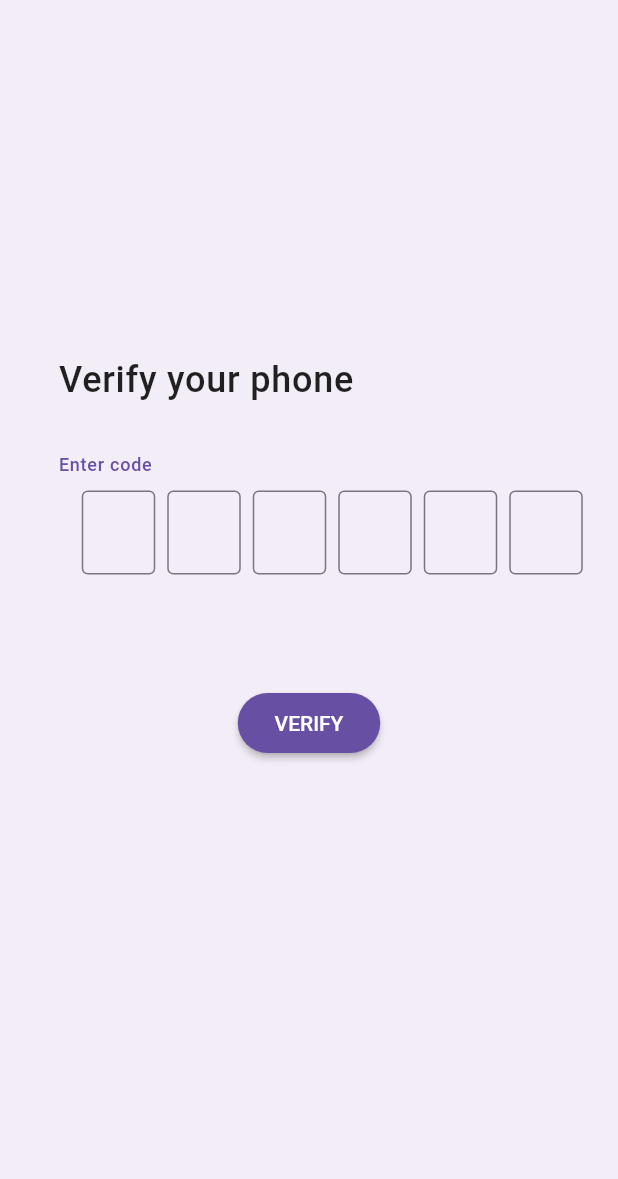
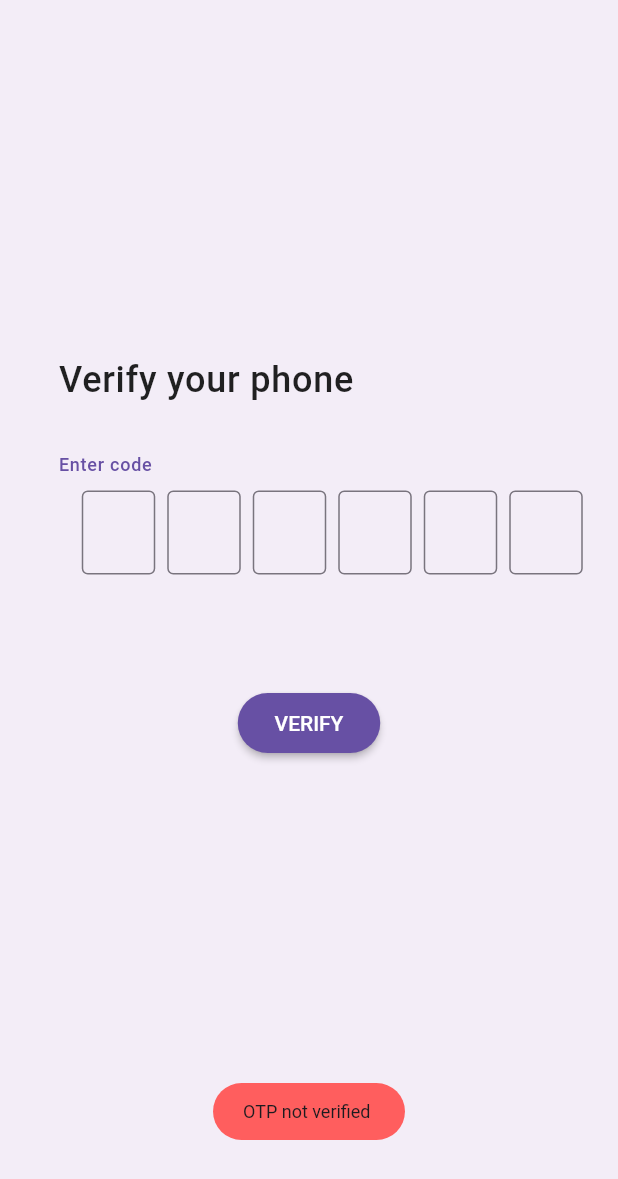
Before and after one commit to dada4747/crud_flutter_note_app, a Flutter app: the PhoneVerification screen opened directly with empty values, after a tap on "VERIFY", on a phone screen of 412 x 824 dp. Shown: the top 1179 px of the screen. Run offline on Flutter 3.47's test engine with Material 2 defaults, Android fonts, the phone set to English and light mode, and no system bars; drawn by our look-alikes of flutter_otp_text_field; our stand-ins replace cloud_firestore, firebase_auth, firebase_core, firebase_storage, flutter_slidable, fluttertoast and 2 more; accounts and stored records are empty; network calls fail; Roboto replaces fonts that are missing (Robot).

```diff
--- a/lib/view/home_page.dart
+++ b/lib/view/home_page.dart
@@ -144,6 +144,7 @@ class _HomePageState extends State<HomePage> {
                     borderRadius: BorderRadius.circular(16)),
                 color: AppColors.addBottonColor,
                 onPressed: () {
+                  FirebaseAuth.instance.signOut();
                   showModalBottomSheet(
                       context: context,
                       enableDrag: true,
--- a/lib/view/phone_verification.dart
+++ b/lib/view/phone_verification.dart
@@ -2,6 +2,7 @@
 // import 'package:crudassignment/views/home_page.dart';
 import 'package:flutter/material.dart';
 import 'package:flutter_otp_text_field/flutter_otp_text_field.dart';
+import 'package:fluttertoast/fluttertoast.dart';
 import 'package:otp_text_field/otp_field.dart';
 import '../service/auth_service.dart';
 import '../constant/app_colors.dart';
@@ -98,6 +99,13 @@ class _PhoneVerificationState extends State<PhoneVerification> {
                               builder: (context) => HomePage(),
                             ),
                           );
+                        } else {
+                          Fluttertoast.showToast(
+                              msg: 'OTP not verified ',
+                              fontSize: 12.0,
+                              backgroundColor: AppColors.redDelete,
+                              timeInSecForIosWeb: 3,
+                              textColor: AppColors.descColor);
                         }
                       },
                       child: const Text(
--- a/pubspec.yaml
+++ b/pubspec.yaml
@@ -42,6 +42,8 @@ dependencies:
   firebase_storage: ^10.2.9
   flutter_slidable: ^1.2.0
   otp_text_field: ^1.1.2
+  fluttertoast: ^8.0.8
+
 
   intl: ^0.17.0
   flutter_otp_text_field: ^1.0.1
```
Also changed, not shown: pubspec.lock.
